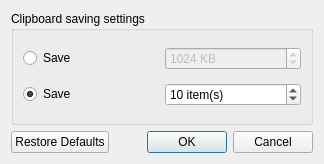
LuxoftLab/ShareClipboard, file desktop/gui/settingsdialog.ui: the form before one commit.
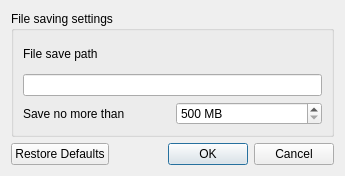
The form after the commit.

Diff of the .ui file:
```diff
--- a/desktop/gui/settingsdialog.ui
+++ b/desktop/gui/settingsdialog.ui
@@ -6,8 +6,8 @@
    <rect>
     <x>0</x>
     <y>0</y>
-    <width>324</width>
-    <height>164</height>
+    <width>345</width>
+    <height>176</height>
    </rect>
   </property>
   <property name="windowTitle">
@@ -17,67 +17,36 @@
    <item>
     <widget class="QGroupBox" name="groupBox">
      <property name="title">
-      <string>Clipboard saving settings</string>
+      <string>File saving settings</string>
      </property>
-     <layout class="QVBoxLayout" name="verticalLayout_2">
+     <layout class="QVBoxLayout" name="verticalLayout_3">
       <item>
-       <layout class="QHBoxLayout" name="horizontalLayout">
+       <layout class="QVBoxLayout" name="verticalLayout_2">
         <item>
-         <widget class="QRadioButton" name="radioButton">
+         <widget class="QLabel" name="label_2">
           <property name="text">
-           <string>Save </string>
+           <string>File save path</string>
           </property>
          </widget>
         </item>
         <item>
-         <widget class="QSpinBox" name="spinBox">
-          <property name="enabled">
-           <bool>false</bool>
-          </property>
-          <property name="suffix">
-           <string> KB</string>
-          </property>
-          <property name="prefix">
-           <string/>
-          </property>
-          <property name="maximum">
-           <number>1048576</number>
-          </property>
-          <property name="value">
-           <number>1024</number>
-          </property>
-         </widget>
+         <widget class="QLineEdit" name="filePath"/>
         </item>
        </layout>
       </item>
       <item>
-       <layout class="QHBoxLayout" name="horizontalLayout_2">
+       <layout class="QHBoxLayout" name="horizontalLayout">
         <item>
-         <widget class="QRadioButton" name="radioButton_3">
+         <widget class="QLabel" name="label">
           <property name="text">
-           <string>Save</string>
-          </property>
-          <property name="checked">
-           <bool>true</bool>
+           <string>Save no more than </string>
           </property>
          </widget>
         </item>
         <item>
-         <widget class="QSpinBox" name="spinBox_2">
-          <property name="enabled">
-           <bool>true</bool>
-          </property>
-          <property name="suffix">
-           <string> item(s)</string>
-          </property>
-          <property name="prefix">
-           <string/>
-          </property>
-          <property name="minimum">
-           <number>1</number>
-          </property>
-          <property name="value">
-           <number>10</number>
+         <widget class="QSpinBox" name="maxfilesizespinBox">
+          <property name="specialValueText">
+           <string>500 MB</string>
           </property>
          </widget>
         </item>
```
